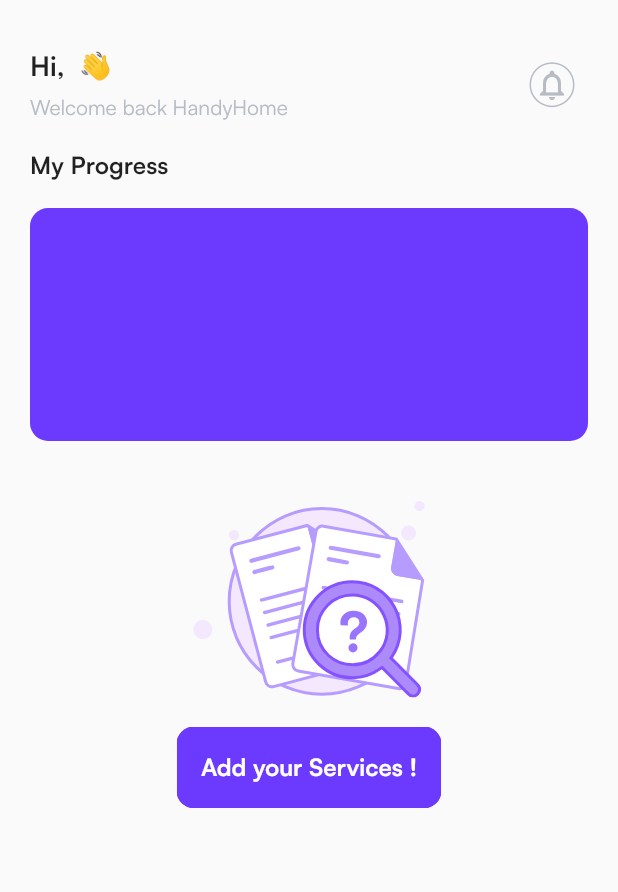
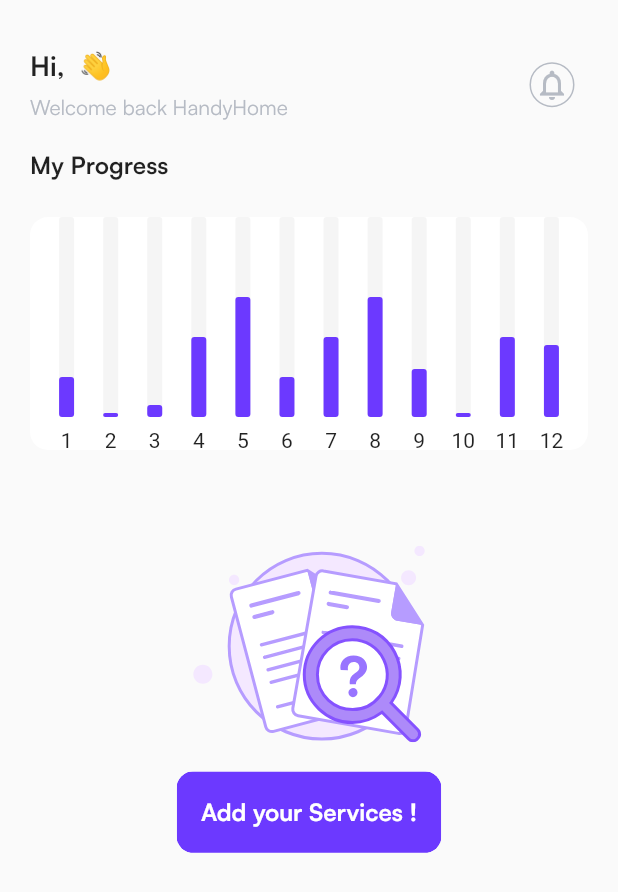
Before and after one commit to saranjjar/darak_project, a Flutter app: the WorkerHomeScreen widget shown alone on an empty page, opened directly, on a phone screen of 412 x 824 dp. Shown: the top 892 px of the screen. Run offline on Flutter 3.47's test engine with Material 2 defaults, Android fonts, the light colour scheme and no system bars; drawn by our look-alikes of fl_chart; our stand-ins replace cached_network_image, cloud_firestore, firebase_auth, firebase_core, firebase_messaging, firebase_storage and 15 more; missing offline and left inert: flutter_facebook_auth; accounts and stored records are empty; project files that could hold a hidden picture were left out.

Commit message:
Home Worker

```diff
--- /dev/null
+++ b/lib/module/bar_graph/bar_data.dart
@@ -0,0 +1,50 @@
+import 'package:darak_project/module/bar_graph/individual_baragraph.dart';
+
+class BarData{
+  final double janAmount;
+  final double febAmount;
+  final double marchAmount;
+  final double aprilAmount;
+  final double mayAmount;
+  final double junAmount;
+  final double julyAmount;
+  final double augAmount;
+  final double sepAmount;
+  final double octAmount;
+  final double novAmount;
+  final double decAmount;
+
+  BarData({
+
+    required this.janAmount,
+    required this.febAmount,
+    required this.marchAmount,
+    required this.aprilAmount,
+    required this.mayAmount,
+    required this.junAmount,
+    required this.julyAmount,
+    required this.augAmount,
+    required this.sepAmount,
+    required this.octAmount,
+    required this.novAmount,
+    required this.decAmount,
+
+});
+
+  List<IndividualBar> barData = [];
+  void initializedBarData(){
+    barData=[
+    IndividualBar(x: 1,y: janAmount),
+    IndividualBar(x: 2,y: febAmount),
+    IndividualBar(x: 3,y: marchAmount),
+    IndividualBar(x: 4,y: aprilAmount),
+    IndividualBar(x: 5,y: mayAmount),
+    IndividualBar(x: 6,y: junAmount),
+    IndividualBar(x: 7,y: julyAmount),
+    IndividualBar(x: 8,y: augAmount),
+    IndividualBar(x: 9,y: sepAmount),
+    IndividualBar(x: 10,y: octAmount),
+    IndividualBar(x: 11,y: novAmount),
+    IndividualBar(x: 12,y: decAmount),];
+  }
+}
--- /dev/null
+++ b/lib/module/bar_graph/individual_baragraph.dart
@@ -0,0 +1,8 @@
+class IndividualBar{
+  final int x;
+  final double y;
+
+
+  IndividualBar({required this.x,required this.y});
+
+}
--- /dev/null
+++ b/lib/module/bar_graph/my_baragraph.dart
@@ -0,0 +1,141 @@
+import 'package:darak_project/helpers/colors_helper.dart';
+import 'package:darak_project/helpers/texts_helper.dart';
+import 'package:darak_project/module/bar_graph/bar_data.dart';
+import 'package:fl_chart/fl_chart.dart';
+import 'package:flutter/material.dart';
+
+class MyBaragraph extends StatelessWidget {
+  final List monthlySummary;
+
+  const MyBaragraph({Key? key, required this.monthlySummary}) : super(key: key);
+
+  @override
+  Widget build(BuildContext context) {
+    BarData myBarData = BarData(
+        janAmount: monthlySummary[0],
+        febAmount: monthlySummary[1],
+        marchAmount: monthlySummary[2],
+        aprilAmount: monthlySummary[3],
+        mayAmount: monthlySummary[4],
+        junAmount: monthlySummary[5],
+        julyAmount: monthlySummary[6],
+        augAmount: monthlySummary[7],
+        sepAmount: monthlySummary[8],
+        octAmount: monthlySummary[9],
+        novAmount: monthlySummary[10],
+        decAmount: monthlySummary[11]);
+    myBarData.initializedBarData();
+    return BarChart(BarChartData(
+        titlesData: FlTitlesData(
+          show: true,
+          topTitles: const AxisTitles(sideTitles: SideTitles(showTitles: false)),
+          leftTitles: const AxisTitles(sideTitles: SideTitles(showTitles: false)),
+          rightTitles: const AxisTitles(sideTitles: SideTitles(showTitles: false)),
+          bottomTitles: AxisTitles(sideTitles: SideTitles(showTitles: true))
+        ),
+        borderData: FlBorderData(show: false),
+        gridData: const FlGridData(show: false),
+        maxY: 50,
+        minY: 0,
+        barGroups: myBarData.barData
+            .map((e) => BarChartGroupData(x: e.x, barRods: [
+                  BarChartRodData(
+                      toY: e.y,
+                      color: ColorHelper.primaryColor,
+                      width: 10,
+                      borderRadius: BorderRadius.circular(2),
+                      backDrawRodData: BackgroundBarChartRodData(
+                          show: true, toY: 50, color: Colors.grey[100]))
+                ]))
+            .toList()));
+  }
+
+  Widget getBottomTile(double value, TitleMeta meta) {
+    var style = TextStyle(
+        fontFamily: TextHelper.satoshiBold,
+        fontSize: 14,
+        color: ColorHelper.greyColor);
+    late Widget text;
+    switch (value.toInt()) {
+      case 0:
+        text = Text(
+          'Jan',
+          style: style,
+        );
+        break;
+      case 1:
+        text = Text(
+          'Feb',
+          style: style,
+        );
+        break;
+      case 2:
+        text = Text(
+          'Mar',
+          style: style,
+        );
+        break;
+      case 3:
+        text = Text(
+          'Apr',
+          style: style,
+        );
+        break;
+      case 4:
+        text = Text(
+          'May',
+          style: style,
+        );
+        break;
+      case 5:
+        text = Text(
+          'Jun',
+          style: style,
+        );
+        break;
+      case 6:
+        text = Text(
+          'Jul',
+          style: style,
+        );
+        break;
+      case 7:
+        text = Text(
+          'Aug',
+          style: style,
+        );
+        break;
+      case 8:
+        text = Text(
+          'Sep',
+          style: style,
+        );
+        break;
+      case 9:
+        text = Text(
+          'Oct',
+          style: style,
+        );
+        break;
+      case 10:
+        text = Text(
+          'Nov',
+          style: style,
+        );
+        break;
+      case 11:
+        text = Text(
+          'Dec',
+          style: style,
+        );
+        break;
+      case 12:
+        text = Text(
+          'Jan',
+          style: style,
+        );
+        break;
+    }
+    return SideTitleWidget(axisSide: meta.axisSide, child: text);
+  }
+}
--- a/lib/module/customer/main/worker_home/worker_home_screen.dart
+++ b/lib/module/customer/main/worker_home/worker_home_screen.dart
@@ -2,6 +2,7 @@ import 'package:darak_project/Application/app_router/app_router.dart';
 import 'package:darak_project/helpers/colors_helper.dart';
 import 'package:darak_project/helpers/image_helper.dart';
 import 'package:darak_project/helpers/texts_helper.dart';
+import 'package:darak_project/module/bar_graph/my_baragraph.dart';
 import 'package:darak_project/module/customer/main/worker_home/add_service/add_service_screen.dart';
 import 'package:darak_project/module/customer/main/worker_home/worker_home_controller.dart';
 import 'package:darak_project/widgets/components/components.dart';
@@ -13,7 +14,7 @@ import 'package:get/get.dart';
 class WorkerHomeScreen extends StatelessWidget {
    WorkerHomeScreen({Key? key}) : super(key: key);
     final _controller = Get.put(WorkerHomeController());
-
+    List<double> monthlySummary = [10,1,3,20,30,10,20,30,12,1,20,18];
   @override
   Widget build(BuildContext context) {
     return
@@ -76,15 +77,18 @@ class WorkerHomeScreen extends StatelessWidget {
                      style:
                      _buildTextStyle(),
                    ),
-                   SizedBox(height: 15.h,),
+                   SizedBox(height: 20.h,),
                    Container(
                      width: double.infinity,
                      height: 130.h,
                      decoration: BoxDecoration(
-                       color: ColorHelper.primaryColor,
+                       color: ColorHelper.light1,
                        borderRadius: BorderRadius.circular(12)
                      ),
+                     child: MyBaragraph(monthlySummary: monthlySummary,),
                    ),
+                   SizedBox(height: 20.h,),
+
                    _controller.serviceList.isEmpty
                        ?
                    Center(child: Padding(
--- a/pubspec.yaml
+++ b/pubspec.yaml
@@ -54,6 +54,8 @@ dependencies:
 
   package_info_plus: ^3.1.2
 
+  fl_chart: ^0.63.0
+
   syncfusion_flutter_datepicker: ^22.1.34
 
   flutter_slidable: ^3.0.0
```
Also changed, not shown: pubspec.lock.
